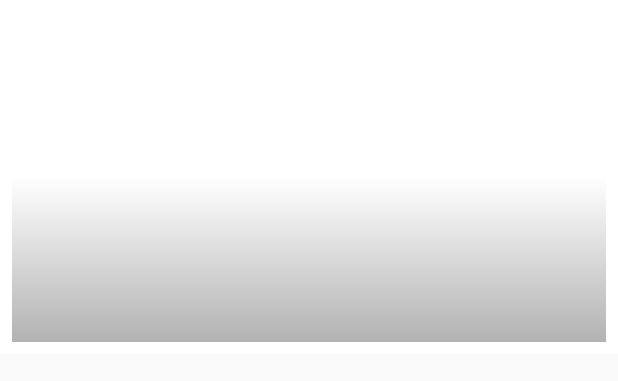
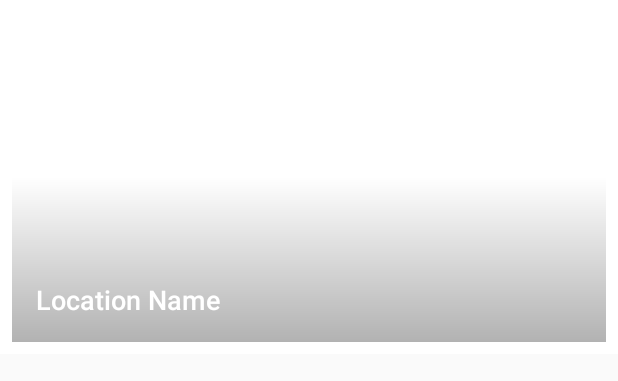
Before and after one commit to corellana/Android-Basics-ND-TourGuideApp, an Android app: the layout list_item.xml on its own in the app's theme, with its tools: preview values and no code run, on a phone screen of 412 x 824 dp. Shown: the top 381 px of the screen. Run offline under Robolectric (Android 15) with nearby library versions, the phone set to English and light mode, and no system bars.

Commit message:
details with strings

```diff
--- a/app/src/main/java/com/example/carito/tourguideapp/LocalFavoritesFragment.java
+++ b/app/src/main/java/com/example/carito/tourguideapp/LocalFavoritesFragment.java
@@ -25,9 +25,9 @@ public class LocalFavoritesFragment extends Fragment {
 
         // Create a list of locations
         final ArrayList<Location> locations = new ArrayList<Location>();
-        locations.add(new Location("Plaza Libertad de Prensa", R.drawable.localfav_libertad_de_prensa));
-        locations.add(new Location("Basílica de los Sacramentinos", R.drawable.localfav_basilica_sacramentinos));
-        locations.add(new Location("Parque de las Esculturas", R.drawable.localfav_parque_esculturas));
+        locations.add(new Location(R.string.local_fav_libertadprensa, R.drawable.localfav_libertad_de_prensa));
+        locations.add(new Location(R.string.local_fav_sacramentinos, R.drawable.localfav_basilica_sacramentinos));
+        locations.add(new Location(R.string.local_fav_esculturas, R.drawable.localfav_parque_esculturas));
 
         LocationAdapter adapter = new LocationAdapter(getActivity(), locations);
 
--- a/app/src/main/java/com/example/carito/tourguideapp/TopSpotsFragment.java
+++ b/app/src/main/java/com/example/carito/tourguideapp/TopSpotsFragment.java
@@ -25,9 +25,9 @@ public class TopSpotsFragment extends Fragment {
 
         // Create a list of locations
         final ArrayList<Location> locations = new ArrayList<Location>();
-        locations.add(new Location("Cerro San Cristóbal", R.drawable.topspot_san_cristobal));
-        locations.add(new Location("Cerro Santa Lucía", R.drawable.topspot_santa_lucia));
-        locations.add(new Location("Palacio La Moneda", R.drawable.topspot_la_moneda));
+        locations.add(new Location(R.string.top_spot_sancristobal, R.drawable.topspot_san_cristobal));
+        locations.add(new Location(R.string.top_spot_santalucia, R.drawable.topspot_santa_lucia));
+        locations.add(new Location(R.string.top_spot_lamoneda, R.drawable.topspot_la_moneda));
 
         LocationAdapter adapter = new LocationAdapter(getActivity(), locations);
 
--- a/app/src/main/java/com/example/carito/tourguideapp/ViewsVistasFragment.java
+++ b/app/src/main/java/com/example/carito/tourguideapp/ViewsVistasFragment.java
@@ -25,9 +25,9 @@ public class ViewsVistasFragment extends Fragment {
 
         // Create a list of locations
         final ArrayList<Location> locations = new ArrayList<Location>();
-        locations.add(new Location("Parque Bicentenario", R.drawable.views_parque_bicentenario));
-        locations.add(new Location("Costanera Center", R.drawable.views_costanera_center));
-        locations.add(new Location("Cerro Manquehue", R.drawable.views_cerro_manquehue));
+        locations.add(new Location(R.string.views_bicentenario, R.drawable.views_parque_bicentenario));
+        locations.add(new Location(R.string.views_costanera, R.drawable.views_costanera_center));
+        locations.add(new Location(R.string.views_manquehue, R.drawable.views_cerro_manquehue));
 
         LocationAdapter adapter = new LocationAdapter(getActivity(), locations);
 
--- a/app/src/main/res/layout/list_item.xml
+++ b/app/src/main/res/layout/list_item.xml
@@ -2,7 +2,8 @@
 <LinearLayout xmlns:android="http://schemas.android.com/apk/res/android"
     android:layout_width="match_parent"
     android:layout_height="wrap_content"
-    android:background="#FFFFFF"
+    xmlns:tools="http://schemas.android.com/tools"
+    android:background="@color/tan_background"
     android:orientation="vertical">
 
  <FrameLayout
@@ -32,7 +33,8 @@
              android:textStyle="normal"
              android:layout_gravity="bottom"
              android:fontFamily="@font/robotomedium"
-             android:layout_margin="@dimen/text_view_layout_margin"/>
+             android:layout_margin="@dimen/text_view_layout_margin"
+             tools:text="@string/hint_location_name"/>
 
  </FrameLayout>
 
```
Also changed, not shown: app/src/main/java/com/example/carito/tourguideapp/Location.java (+4 -5 lines), app/src/main/java/com/example/carito/tourguideapp/OutdoorsFragment.java (+4 -3 lines), app/src/main/res/values/strings.xml (+20 -0 lines).
